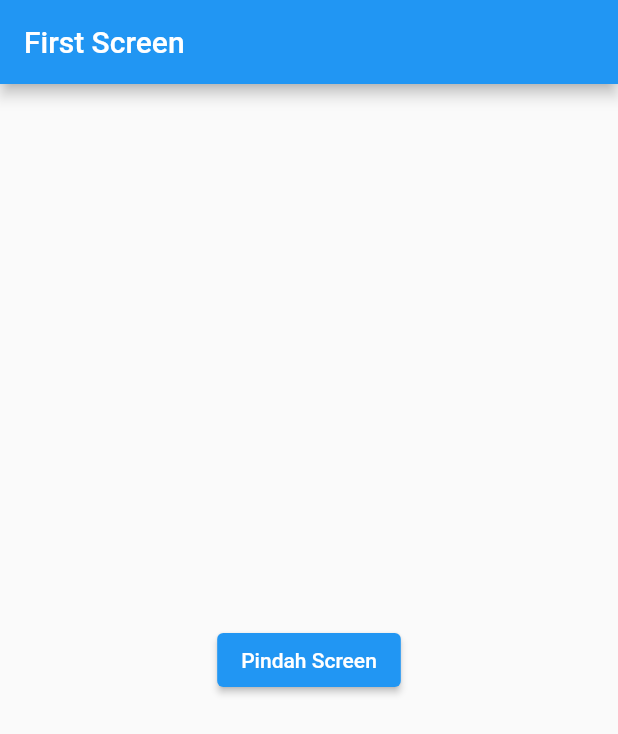
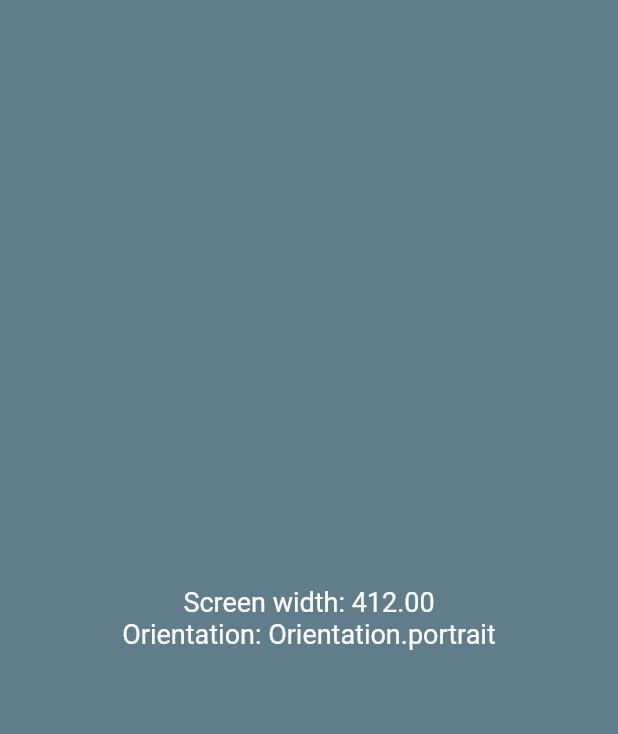
Before and after one commit to danamulyana/belajar-flutter-dasar, a Flutter app: the screen it shows after launch, on a phone screen of 412 x 824 dp. Shown: the top 734 px of the screen. Run offline on Flutter 3.47's test engine with Material 2 defaults, Android fonts, the light colour scheme and no system bars.

Commit message:
MediaQuery

```diff
--- a/lib/main.dart
+++ b/lib/main.dart
@@ -13,10 +13,42 @@ class MyApp extends StatelessWidget{
       theme: ThemeData(
         primarySwatch: Colors.blue,
       ),
-      home: const FirstScreen(),
+      home: const HomePage(),
     );
   }
 }
+
+//MediaQuery
+class HomePage extends StatelessWidget{
+  const HomePage({Key? key}) : super(key: key);
+
+  @override
+  Widget build(BuildContext context){
+    Size screenSize = MediaQuery.of(context).size;
+    Orientation orientation = MediaQuery.of(context).orientation;
+
+    return Scaffold(
+      backgroundColor: Colors.blueGrey,
+      body: Column(
+        mainAxisAlignment: MainAxisAlignment.center,
+        crossAxisAlignment: CrossAxisAlignment.stretch,
+        children: [
+          Text(
+            'Screen width: ${screenSize.width.toStringAsFixed(2)}',
+            style: const TextStyle(color: Colors.white, fontSize: 18),
+            textAlign: TextAlign.center,
+          ),
+          Text(
+            'Orientation: $orientation',
+            style: const TextStyle(color: Colors.white,fontSize: 18),
+            textAlign: TextAlign.center,
+          ),
+        ],
+      ),
+    );
+  }
+}
+//END MediaQuery
 
 //Navigation
 class FirstScreen extends StatelessWidget{
```
